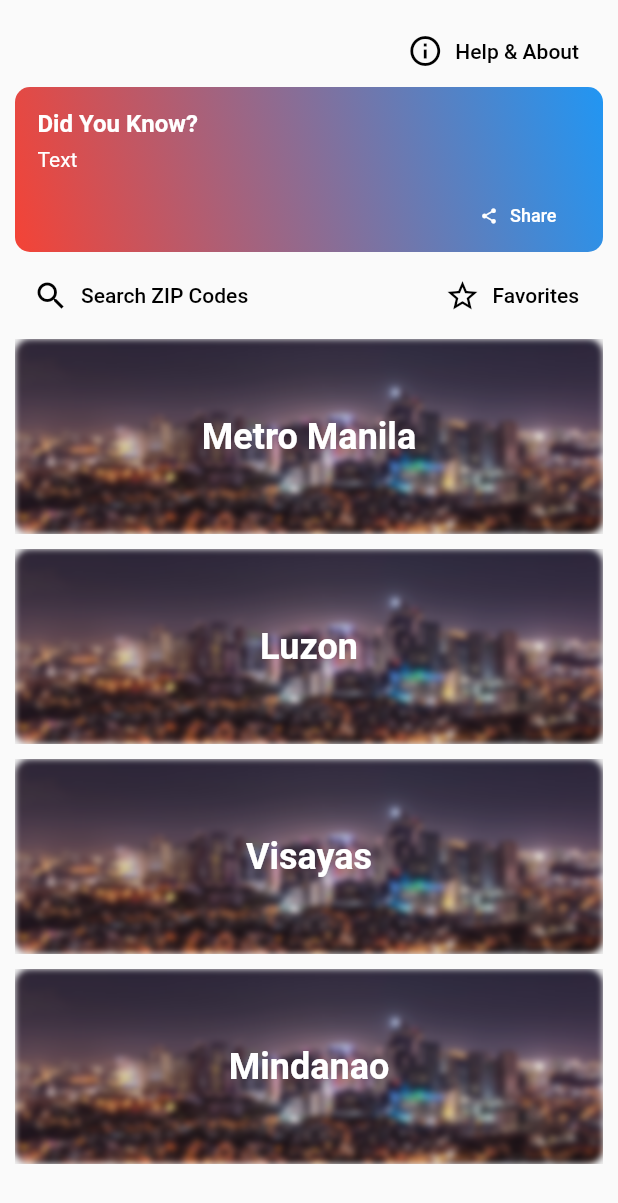
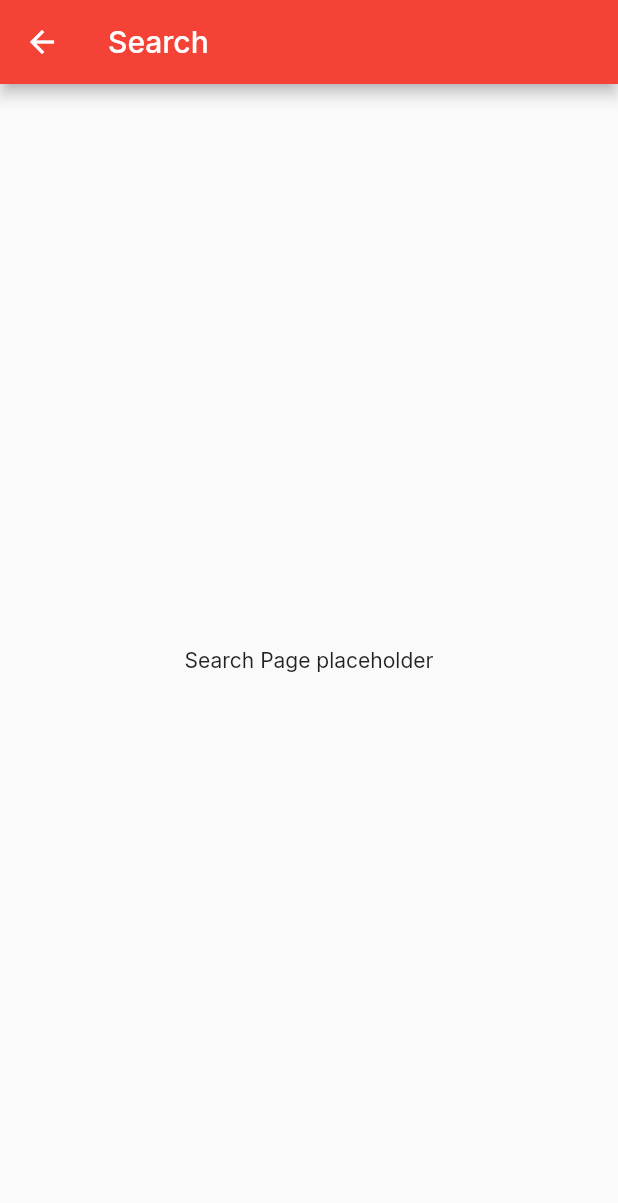
Before and after one commit to reddvid/zipcodeph_flutter, a Flutter app: the screen it shows after launch, after a tap on "Search ZIP Codes", on a phone screen of 412 x 824 dp. Shown: the top 1203 px of the screen. Run offline on Flutter 3.47's test engine with Material 2 defaults, Android fonts, the phone set to English and light mode, and no system bars; our stand-ins replace google_fonts.

Commit message:
Add pages and placeholder navigation

```diff
--- a/lib/main.dart
+++ b/lib/main.dart
@@ -1,4 +1,5 @@
 import 'package:flutter/material.dart';
+import 'package:google_fonts/google_fonts.dart';
 import 'package:zipcodeph_flutter/views/mainpage.dart';
 
 void main() {
@@ -12,27 +13,25 @@ class MyApp extends StatelessWidget {
   @override
   Widget build(BuildContext context) {
     return MaterialApp(
-      title: 'Flutter Demo',
-      theme: ThemeData(
-          primarySwatch: Colors.red,
-          brightness: Brightness.light,
-          pageTransitionsTheme: const PageTransitionsTheme(builders: {
-            TargetPlatform.android: CupertinoPageTransitionsBuilder(),
-            TargetPlatform.iOS: CupertinoPageTransitionsBuilder(),
-          })
-          /* light theme settings */
-          ),
-      darkTheme: ThemeData(
-          primarySwatch: Colors.red,
-          brightness: Brightness.dark,
-          pageTransitionsTheme: const PageTransitionsTheme(builders: {
-            TargetPlatform.android: CupertinoPageTransitionsBuilder(),
-            TargetPlatform.iOS: CupertinoPageTransitionsBuilder(),
-          })
-          /* dark theme settings */
-          ),
+      title: 'ZIP Code PH',
+      theme: _buildTheme(Brightness.light),
+      darkTheme: _buildTheme(Brightness.dark),
       themeMode: ThemeMode.system,
+      debugShowCheckedModeBanner: false,
       home: const MainMenu(),
     );
   }
+
+  ThemeData _buildTheme(brightness) {
+    var baseTheme = ThemeData(
+        primarySwatch: Colors.red,
+        brightness: brightness,
+        pageTransitionsTheme: const PageTransitionsTheme(builders: {
+          TargetPlatform.android: CupertinoPageTransitionsBuilder(),
+          TargetPlatform.iOS: CupertinoPageTransitionsBuilder(),
+        }));
+    return baseTheme.copyWith(
+      textTheme: GoogleFonts.interTextTheme(baseTheme.textTheme),
+    );
+  }
 }
--- a/lib/views/mainpage.dart
+++ b/lib/views/mainpage.dart
@@ -3,7 +3,10 @@ import 'dart:ui';
 
 import 'package:flutter/cupertino.dart';
 import 'package:flutter/material.dart';
-import 'package:url_launcher/url_launcher.dart';
+import 'package:zipcodeph_flutter/views/aboutpage.dart';
+import 'package:zipcodeph_flutter/views/areaspage.dart';
+import 'package:zipcodeph_flutter/views/favespage.dart';
+import 'package:zipcodeph_flutter/views/searchpage.dart';
 
 class MainMenu extends StatefulWidget {
   const MainMenu({Key? key}) : super(key: key);
@@ -13,7 +16,7 @@ class MainMenu extends StatefulWidget {
 }
 
 class _MainMenuState extends State<MainMenu> {
-  static const double _height = 130;
+  static const double _height = 110;
 
   @override
   Widget build(BuildContext context) {
@@ -23,16 +26,12 @@ class _MainMenuState extends State<MainMenu> {
           padding: const EdgeInsets.all(10),
           margin: MediaQuery.of(context).padding,
           child: Column(
-            crossAxisAlignment: CrossAxisAlignment.end,
             children: [
-              aboutButton(),
               Container(
                   width: double.infinity,
-                  height: 110,
-                  padding: const EdgeInsets.fromLTRB(15, 15, 15, 0),
+                  padding: const EdgeInsets.fromLTRB(15, 15, 15, 15),
                   child: Column(
                     crossAxisAlignment: CrossAxisAlignment.start,
-                    mainAxisAlignment: MainAxisAlignment.spaceBetween,
                     children: [
                       const Text(
                         'Did You Know?',
@@ -41,10 +40,14 @@ class _MainMenuState extends State<MainMenu> {
                             color: Colors.white,
                             fontSize: 16),
                       ),
+                      const Divider(
+                        height: 5,
+                        color: Colors.transparent,
+                      ),
                       trivia(),
-                      Align(
-                          alignment: Alignment.bottomRight,
-                          child: shareButton())
+                      // Align(
+                      //     alignment: Alignment.bottomRight,
+                      //     child: shareButton())
                     ],
                   ),
                   decoration: const BoxDecoration(
@@ -65,7 +68,6 @@ class _MainMenuState extends State<MainMenu> {
               ),
               Expanded(
                   child: SingleChildScrollView(
-                      child: Container(
                       child: Column(
                 children: [
                   ncr(),
@@ -75,10 +77,14 @@ class _MainMenuState extends State<MainMenu> {
                   visayas(),
                   divider(),
                   mindanao(),
+                  divider(),
+                  Align(
+                    alignment: Alignment.topRight,
+                    child: aboutButton(),
+                  ),
                   enddivider()
                 ],
-                ),
-              )))
+              ))),
             ],
           )),
     ));
@@ -105,29 +111,41 @@ class _MainMenuState extends State<MainMenu> {
   aboutButton() {
     return ElevatedButton.icon(
         icon: Icon(
-          Platform.isAndroid ? Icons.info_outline : CupertinoIcons.info_circle,
+            Platform.isAndroid
+                ? Icons.info_outline
+                : CupertinoIcons.info_circle,
             color: Colors.black),
-      label: const Text('Help & About', style: TextStyle(color: Colors.black)),
-      onPressed: () {},
-      style: ElevatedButton.styleFrom(
-          primary: Colors.black.withOpacity(0.0),
-          shadowColor: Colors.transparent),
-    );
+        label:
+            const Text('Help & About', style: TextStyle(color: Colors.black)),
+        onPressed: () {
+          Navigator.push(context,
+              MaterialPageRoute(builder: (context) => const AboutPage()));
+        },
+        style: ButtonStyle(
+            shape: MaterialStateProperty.all<RoundedRectangleBorder>(
+                RoundedRectangleBorder(
+          borderRadius: BorderRadius.circular(18.0),
+        ))));
   }
 
   searchButton() {
     return Padding(
         padding: const EdgeInsets.symmetric(vertical: 5),
         child: ElevatedButton.icon(
-          icon: Icon(Platform.isAndroid ? Icons.search : CupertinoIcons.search,
+            icon: Icon(
+                Platform.isAndroid ? Icons.search : CupertinoIcons.search,
                 color: Colors.black),
             label: const Text('Search ZIP Codes',
                 style: TextStyle(color: Colors.black)),
-          onPressed: () {},
-          style: ElevatedButton.styleFrom(
-              primary: Colors.black.withOpacity(0.0),
-              shadowColor: Colors.transparent),
-        ));
+            onPressed: () {
+              Navigator.push(context,
+                  MaterialPageRoute(builder: (context) => const SearchPage()));
+            },
+            style: ButtonStyle(
+                shape: MaterialStateProperty.all<RoundedRectangleBorder>(
+                    RoundedRectangleBorder(
+              borderRadius: BorderRadius.circular(18.0),
+            )))));
   }
 
   favoritesButton() {
@@ -137,12 +155,17 @@ class _MainMenuState extends State<MainMenu> {
             icon: Icon(
                 Platform.isAndroid ? Icons.star_outline : CupertinoIcons.heart,
                 color: Colors.black),
-          label: const Text('Favorites', style: TextStyle(color: Colors.black)),
-          onPressed: () {},
-          style: ElevatedButton.styleFrom(
-              primary: Colors.black.withOpacity(0.0),
-              shadowColor: Colors.transparent),
-        ));
+            label:
+                const Text('Favorites', style: TextStyle(color: Colors.black)),
+            onPressed: () {
+              Navigator.push(context,
+                  MaterialPageRoute(builder: (context) => const FavesPage()));
+            },
+            style: ButtonStyle(
+                shape: MaterialStateProperty.all<RoundedRectangleBorder>(
+                    RoundedRectangleBorder(
+              borderRadius: BorderRadius.circular(18.0),
+            )))));
   }
 
   ncr() {
@@ -152,7 +175,7 @@ class _MainMenuState extends State<MainMenu> {
         ClipRRect(
           // Clip it cleanly.
           child: BackdropFilter(
-            filter: ImageFilter.blur(sigmaX: 2, sigmaY: 2),
+            filter: ImageFilter.blur(sigmaX: 0, sigmaY: 0),
             child: Container(
               color: Colors.grey.withOpacity(0.1),
               alignment: Alignment.center,
@@ -167,18 +190,17 @@ class _MainMenuState extends State<MainMenu> {
   luzon() {
     return Stack(
       children: [
-        bgImage('assets/images/ncr.jpg'),
+        bgImage('assets/images/luzon.jpg'),
         ClipRRect(
             // Clip it cleanly.
             child: BackdropFilter(
-            filter: ImageFilter.blur(sigmaX: 2, sigmaY: 2),
+          filter: ImageFilter.blur(sigmaX: 0, sigmaY: 0),
           child: Container(
             color: Colors.grey.withOpacity(0.1),
             alignment: Alignment.center,
             child: menuTitle('Luzon'),
           ),
-          ),
-        ),
+        )),
       ],
     );
   }
@@ -186,11 +208,11 @@ class _MainMenuState extends State<MainMenu> {
   visayas() {
     return Stack(
       children: [
-        bgImage('assets/images/ncr.jpg'),
+        bgImage('assets/images/visayas.jpg'),
         ClipRRect(
           // Clip it cleanly.
           child: BackdropFilter(
-            filter: ImageFilter.blur(sigmaX: 2, sigmaY: 2),
+            filter: ImageFilter.blur(sigmaX: 0, sigmaY: 0),
             child: Container(
               color: Colors.grey.withOpacity(0.1),
               alignment: Alignment.center,
@@ -205,11 +227,11 @@ class _MainMenuState extends State<MainMenu> {
   mindanao() {
     return Stack(
       children: [
-        bgImage('assets/images/ncr.jpg'),
+        bgImage('assets/images/mindanao.jpg'),
         ClipRRect(
           // Clip it cleanly.
           child: BackdropFilter(
-            filter: ImageFilter.blur(sigmaX: 2, sigmaY: 2),
+            filter: ImageFilter.blur(sigmaX: 0, sigmaY: 0),
             child: Container(
               color: Colors.grey.withOpacity(0.1),
               alignment: Alignment.center,
@@ -243,7 +265,7 @@ class _MainMenuState extends State<MainMenu> {
         ),
         image: DecorationImage(
           image: AssetImage(imgPath),
-          fit: BoxFit.cover,
+          fit: BoxFit.fitWidth,
         ),
       ),
       width: double.infinity,
@@ -258,7 +280,10 @@ class _MainMenuState extends State<MainMenu> {
         customBorder: RoundedRectangleBorder(
           borderRadius: BorderRadius.circular(10),
         ),
-        onTap: () {},
+        onTap: () {
+          Navigator.push(context,
+              MaterialPageRoute(builder: (context) => AreasPage(area: title)));
+        },
         child: SizedBox(
             width: double.infinity,
             height: _height,
@@ -273,12 +298,12 @@ class _MainMenuState extends State<MainMenu> {
   }
 }
 
-Future<void> openUrl(String url) async {
-  if (await canLaunch(url)) {
-    await launch(
-      url,
-      forceSafariVC: false,
-      forceWebView: false,
-    );
-  }
-}
+// Future<void> openUrl(String url) async {
+//   if (await canLaunch(url)) {
+//     await launch(
+//       url,
+//       forceSafariVC: false,
+//       forceWebView: false,
+//     );
+//   }
+// }
--- /dev/null
+++ b/lib/views/searchpage.dart
@@ -0,0 +1,20 @@
+import 'package:flutter/material.dart';
+import 'package:flutter/src/foundation/key.dart';
+import 'package:flutter/src/widgets/framework.dart';
+
+class SearchPage extends StatefulWidget {
+  const SearchPage({Key? key}) : super(key: key);
+
+  @override
+  State<SearchPage> createState() => _SearchPageState();
+}
+
+class _SearchPageState extends State<SearchPage> {
+  @override
+  Widget build(BuildContext context) {
+    return Scaffold(
+      appBar: AppBar(title: const Text("Search")),
+      body: const Center(child: Text("Search Page placeholder")),
+    );
+  }
+}
```
Also changed, not shown: lib/models/zipcode.dart (added, +8 -0 lines), lib/views/aboutpage.dart (+18 -0 lines), lib/views/areaspage.dart (+22 -0 lines), lib/views/favespage.dart (added, +20 -0 lines), pubspec.yaml (+7 -0 lines), assets/images/luzon.jpg (added), assets/images/mindanao.jpg (added), assets/images/ncr.jpg, assets/images/visayas.jpg (added), lib/models/repository.dart (added), 2 other files. Lines whose indentation alone changed are shown as unchanged.
